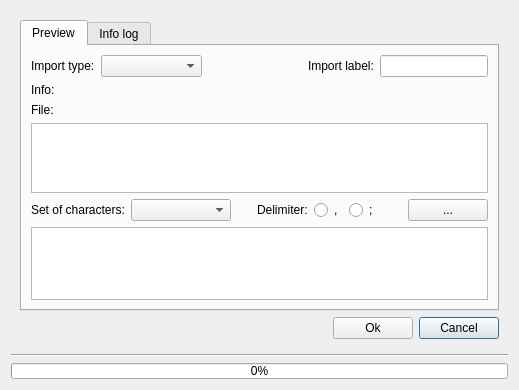
Giswater/giswater_qgis_plugin, file ui/csv2pg.ui: the form before one commit.
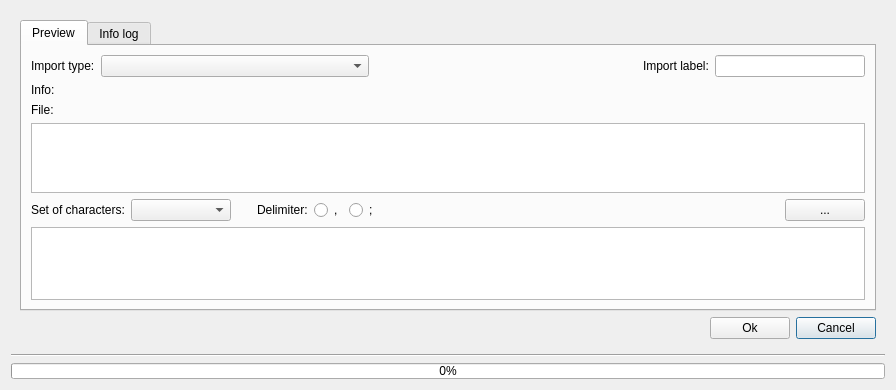
The form after the commit.

Commit message: set expansible combos

Patch:
```diff
--- a/ui/csv2pg.ui
+++ b/ui/csv2pg.ui
@@ -6,7 +6,7 @@
    <rect>
     <x>0</x>
     <y>0</y>
-    <width>519</width>
+    <width>896</width>
     <height>390</height>
    </rect>
   </property>
@@ -90,20 +90,20 @@
             <item>
              <widget class="QComboBox" name="cmb_import_type">
               <property name="sizePolicy">
-               <sizepolicy hsizetype="Expanding" vsizetype="Fixed">
+               <sizepolicy hsizetype="MinimumExpanding" vsizetype="Fixed">
                 <horstretch>0</horstretch>
                 <verstretch>0</verstretch>
                </sizepolicy>
               </property>
               <property name="minimumSize">
                <size>
-                <width>100</width>
+                <width>0</width>
                 <height>0</height>
                </size>
               </property>
               <property name="maximumSize">
                <size>
-                <width>150</width>
+                <width>16777215</width>
                 <height>16777215</height>
                </size>
               </property>
```
Left out of the diff: 8 changed lines with no effect on the pictures.
